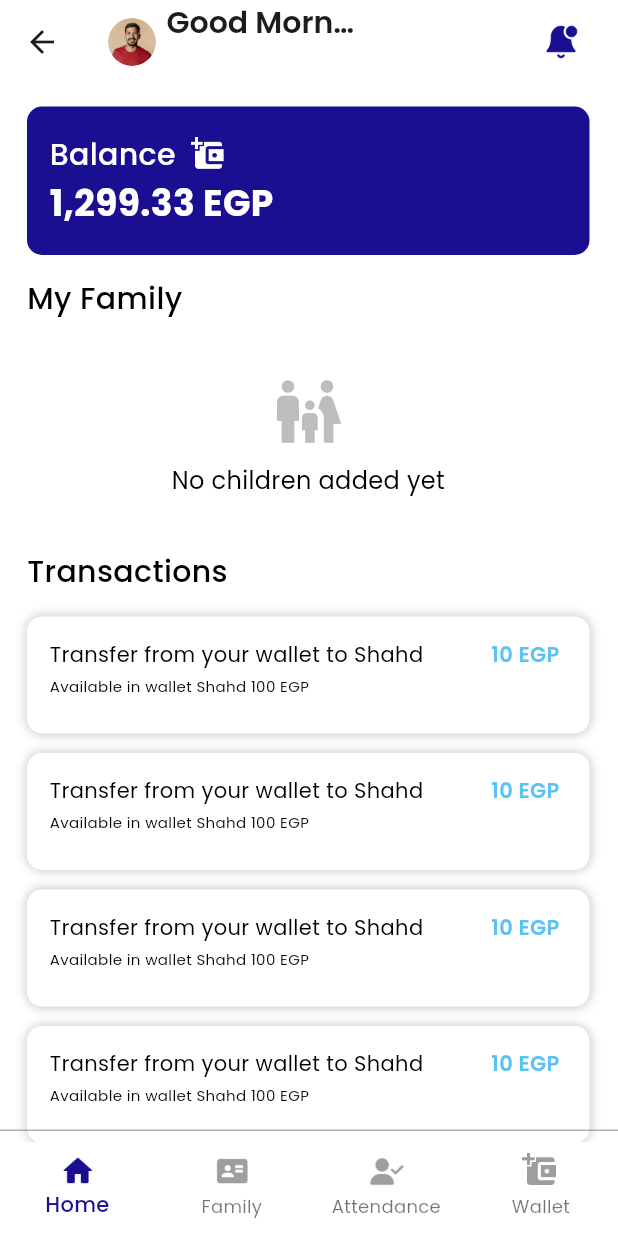
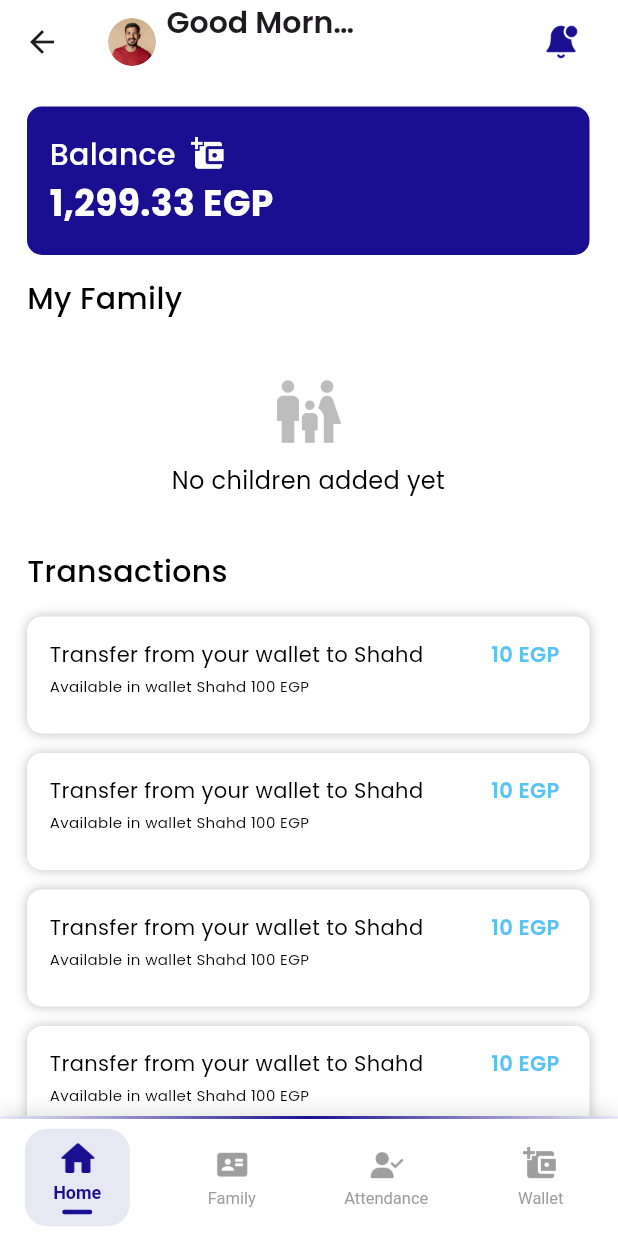
Before and after one commit to OmarAliSiad/smartSystemForSchools, a Flutter app: the MainScreen screen opened by its route, on a phone screen of 412 x 824 dp. Run offline on Flutter 3.47's test engine with Material 3 defaults, Android fonts, the phone set to English and light mode, and no system bars; our stand-ins replace animate_do, awesome_dialog, bloc, country_picker, dio, easy_localization and 9 more; missing offline and left inert: flutter_inappwebview, flutter_paypal_checkout, flutter_stripe; accounts and stored records are empty; network calls fail.

Commit message:
main_screen

```diff
--- a/lib/features/main_screen/presentation/views/main_screen.dart
+++ b/lib/features/main_screen/presentation/views/main_screen.dart
@@ -4,8 +4,6 @@ import 'package:flutter_bloc/flutter_bloc.dart';
 import 'package:smartsystemforschools/features/Attendance/presentation/views/attendance_view.dart';
 import 'package:smartsystemforschools/features/payment/presentation/views/payment_view.dart';
 import 'package:smartsystemforschools/features/settings_view/presentation/manager/themeMode/theme_mode_cubit.dart';
-import 'package:smartsystemforschools/features/tracking/presentation/views/tracking_view.dart';
-import '../../../../core/utils/app_styles.dart';
 import '../../../../core/utils/assets.dart';
 import '../../../../generated/locale_keys.g.dart';
 import '../../../family/presentation/views/family_view.dart';
@@ -19,7 +17,7 @@ class MainScreen extends StatefulWidget {
   State<MainScreen> createState() => _MainScreenState();
 }
 
-class _MainScreenState extends State<MainScreen> {
+class _MainScreenState extends State<MainScreen> with TickerProviderStateMixin {
   int currentPage = 0;
   final List<Widget> screens = [
     HomeView(key: UniqueKey()),
@@ -31,6 +29,48 @@ class _MainScreenState extends State<MainScreen> {
     //     initialLocations: const [],
     //     key: UniqueKey()),
   ];
+
+  // Animation controllers for the tab indicators
+  late List<AnimationController> _animationControllers;
+  late List<Animation<double>> _animations;
+
+  @override
+  void initState() {
+    super.initState();
+    _initAnimations();
+  }
+
+  void _initAnimations() {
+    // Initialize animation controllers for each tab
+    _animationControllers = List.generate(
+      4,
+      (index) => AnimationController(
+        vsync: this,
+        duration: const Duration(milliseconds: 400),
+      ),
+    );
+
+    // Initialize animations for each tab
+    _animations = _animationControllers.map((controller) {
+      return Tween<double>(begin: 0.0, end: 1.0).animate(
+        CurvedAnimation(
+          parent: controller,
+          curve: Curves.easeInOut,
+        ),
+      );
+    }).toList();
+
+    // Start animation for the initial tab
+    _animationControllers[currentPage].forward();
+  }
+
+  @override
+  void dispose() {
+    for (var controller in _animationControllers) {
+      controller.dispose();
+    }
+    super.dispose();
+  }
 
   @override
   Widget build(BuildContext context) {
@@ -44,97 +84,166 @@ class _MainScreenState extends State<MainScreen> {
             index: currentPage,
             children: screens,
           ),
-          bottomNavigationBar: Column(
-            mainAxisSize: MainAxisSize.min,
-            children: [
-              Divider(
-                thickness: 1,
-                color: themeMode == ThemeMode.dark
-                    ? Colors.white.withOpacity(.50)
-                    : Colors.black.withOpacity(.30),
+          bottomNavigationBar: _buildAnimatedBottomNavigationBar(themeMode),
+        );
+      },
+    );
+  }
+
+  Widget _buildAnimatedBottomNavigationBar(ThemeMode themeMode) {
+    final isDarkMode = themeMode == ThemeMode.dark;
+    final backgroundColor = isDarkMode ? Colors.black : Colors.white;
+    const primaryColor = Color(0xff1A0F91);
+    final secondaryColor = isDarkMode ? Colors.white70 : Colors.grey;
+    final shadowColor = isDarkMode ? Colors.white12 : Colors.black12;
+
+    return Container(
+      height: 80,
+      decoration: BoxDecoration(
+        color: backgroundColor,
+        boxShadow: [
+          BoxShadow(
+            color: shadowColor,
+            blurRadius: 10,
+            offset: const Offset(0, -2),
           ),
-              BottomNavigationBar(
-                landscapeLayout: BottomNavigationBarLandscapeLayout.spread,
-                selectedLabelStyle:
-                    AppStyles.styleMedium16().copyWith(fontSize: 14),
-                elevation: 0,
-                backgroundColor:
-                    themeMode == ThemeMode.dark ? Colors.black : Colors.white,
-                selectedIconTheme:
-                    const IconThemeData(color: Color(0xff1A0F91)),
-                iconSize: 24,
-                type: BottomNavigationBarType.fixed,
-                currentIndex: currentPage,
-                selectedItemColor: const Color(0xff1A0F91),
-                onTap: (i) {
-                  setState(() {
-                    currentPage = i;
-                  });
-                },
-                items: [
-                  BottomNavigationBarItem(
-                    icon: Image.asset(
-                      Assets.imagesHome,
-                      color: (currentPage == 0)
-                          ? const Color(0xff1A0F91)
-                          : Colors.grey,
-                      width: 24.5,
-                      height: 24.5,
-                    ),
-                    label: LocaleKeys.bottomNavigationBar_home.tr(),
-                  ),
-                  BottomNavigationBarItem(
-                    icon: Image.asset(
-                      color: (currentPage == 1)
-                          ? const Color(0xff1A0F91)
-                          : Colors.grey,
-                      Assets.imagesFamily,
-                      width: 24.5,
-                      height: 24.5,
-                    ),
-                    label: LocaleKeys.bottomNavigationBar_family.tr(),
-                  ),
-                  BottomNavigationBarItem(
-                    icon: Image.asset(
-                      color: (currentPage == 2)
-                          ? const Color(0xff1A0F91)
-                          : Colors.grey,
-                      Assets.imagesAttendence,
-                      width: 24.5,
-                      height: 24.5,
-                    ),
-                    label: LocaleKeys.bottomNavigationBar_attendance.tr(),
-                  ),
-                  BottomNavigationBarItem(
-                    icon: Image.asset(
-                      color: (currentPage == 3)
-                          ? const Color(0xff1A0F91)
-                          : Colors.grey,
-                      Assets.imagesWallet,
-                      width: 24.5,
-                      height: 24.5,
-                    ),
-                    label: LocaleKeys.bottomNavigationBar_wallet.tr(),
-                  ),
-                  // BottomNavigationBarItem(
-                  //   icon: Icon(
-                  //     Icons.location_on,
-                  //     color: (currentPage == 4)
-                  //         ? const Color(0xff1A0F91)
-                  //         : Colors.grey,
-                  //     size: 24.5,
-                  //   ),
-                  //   label: LocaleKeys.tracking_bottomNavLabel.tr(),
-                  // ),
         ],
       ),
-              const SizedBox(
-                height: 4,
+      child: Column(
+        children: [
+          Container(
+            height: 2,
+            decoration: BoxDecoration(
+              gradient: LinearGradient(
+                colors: [
+                  primaryColor.withOpacity(0.1),
+                  primaryColor,
+                  primaryColor.withOpacity(0.1),
+                ],
+              ),
+            ),
+          ),
+          Expanded(
+            child: Row(
+              mainAxisAlignment: MainAxisAlignment.spaceAround,
+              children: [
+                _buildNavItem(
+                  0,
+                  Assets.imagesHome,
+                  LocaleKeys.bottomNavigationBar_home.tr(),
+                  primaryColor,
+                  secondaryColor,
+                ),
+                _buildNavItem(
+                  1,
+                  Assets.imagesFamily,
+                  LocaleKeys.bottomNavigationBar_family.tr(),
+                  primaryColor,
+                  secondaryColor,
+                ),
+                _buildNavItem(
+                  2,
+                  Assets.imagesAttendence,
+                  LocaleKeys.bottomNavigationBar_attendance.tr(),
+                  primaryColor,
+                  secondaryColor,
+                ),
+                _buildNavItem(
+                  3,
+                  Assets.imagesWallet,
+                  LocaleKeys.bottomNavigationBar_wallet.tr(),
+                  primaryColor,
+                  secondaryColor,
+                ),
+              ],
+            ),
           ),
         ],
       ),
     );
+  }
+
+  Widget _buildNavItem(
+    int index,
+    String iconPath,
+    String label,
+    Color primaryColor,
+    Color secondaryColor,
+  ) {
+    final isSelected = currentPage == index;
+
+    return GestureDetector(
+      onTap: () {
+        if (currentPage != index) {
+          setState(() {
+            // Reset previous animation
+            _animationControllers[currentPage].reverse();
+            currentPage = index;
+            // Start new animation
+            _animationControllers[currentPage].forward();
+          });
+        }
       },
+      child: AnimatedContainer(
+        duration: const Duration(milliseconds: 300),
+        width: 70,
+        decoration: BoxDecoration(
+          color:
+              isSelected ? primaryColor.withOpacity(0.1) : Colors.transparent,
+          borderRadius: BorderRadius.circular(15),
+        ),
+        padding: const EdgeInsets.symmetric(vertical: 8),
+        child: Column(
+          mainAxisSize: MainAxisSize.min,
+          children: [
+            AnimatedBuilder(
+              animation: _animations[index],
+              builder: (context, child) {
+                return Transform.scale(
+                  scale:
+                      isSelected ? 1.0 + (_animations[index].value * 0.2) : 1.0,
+                  child: Image.asset(
+                    iconPath,
+                    color: isSelected ? primaryColor : secondaryColor,
+                    width: 24,
+                    height: 24,
+                  ),
+                );
+              },
+            ),
+            const SizedBox(height: 4),
+            AnimatedDefaultTextStyle(
+              duration: const Duration(milliseconds: 200),
+              style: TextStyle(
+                color: isSelected ? primaryColor : secondaryColor,
+                fontSize: isSelected ? 12 : 11,
+                fontWeight: isSelected ? FontWeight.bold : FontWeight.normal,
+              ),
+              child: Text(
+                label,
+                textAlign: TextAlign.center,
+                maxLines: 1,
+                overflow: TextOverflow.ellipsis,
+              ),
+            ),
+            if (isSelected)
+              AnimatedBuilder(
+                animation: _animations[index],
+                builder: (context, child) {
+                  return Container(
+                    margin: const EdgeInsets.only(top: 4),
+                    height: 3,
+                    width: 20 * _animations[index].value,
+                    decoration: BoxDecoration(
+                      color: primaryColor,
+                      borderRadius: BorderRadius.circular(10),
+                    ),
+                  );
+                },
+              ),
+          ],
+        ),
+      ),
     );
   }
 }
```
Lines whose indentation alone changed are shown as unchanged.
